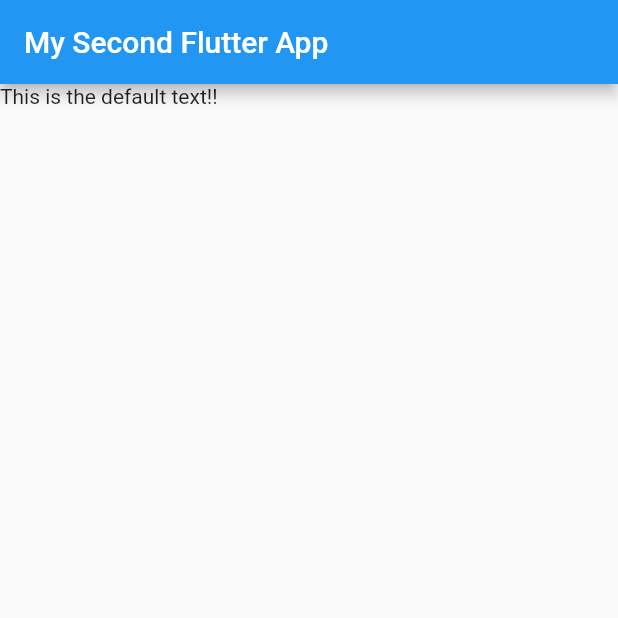
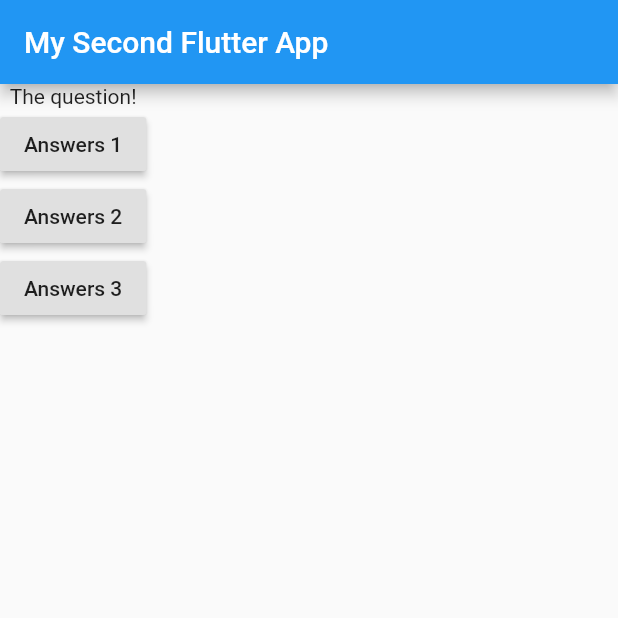
Before and after one commit to cin-derella/flutter_second_round, a Flutter app: the screen it shows after launch, on a phone screen of 412 x 824 dp, the top half of it. Run offline on Flutter 3.47's test engine with Material 2 defaults, Android fonts, the phone set to English and light mode, and no system bars.

Commit message:
connect functions and buttons

```diff
--- a/lib/main.dart
+++ b/lib/main.dart
@@ -9,6 +9,11 @@ import 'package:flutter/material.dart';
 void main() => runApp(MyApp());
 
 class MyApp extends StatelessWidget {
+
+  void answerQuestion(){
+    print('Answer chosen!');
+  }
+
   @override
   Widget build(BuildContext context) {
     return MaterialApp(
@@ -16,7 +21,26 @@ class MyApp extends StatelessWidget {
         appBar: AppBar(
           title: Text('My Second Flutter App'),
         ),
-        body: Text('This is the default text!!'),
+        body:Column(
+          children: <Widget>[
+            Text('The question!'),
+            RaisedButton(
+              child: Text('Answers 1'),
+              onPressed: answerQuestion,
+              //onPressed requires a function, pass the name of the function,not the result of the function to onPressed: answerQuestion(),
+              //so it wont be executed when the code was parsed from top to bottom
+
+            ),
+            RaisedButton(
+              child: Text('Answers 2'),
+              onPressed: answerQuestion,
+            ),
+            RaisedButton(
+              child: Text('Answers 3'),
+              onPressed: answerQuestion,
+            ),
+          ],
+        ),
       ),
     );
   }
```
